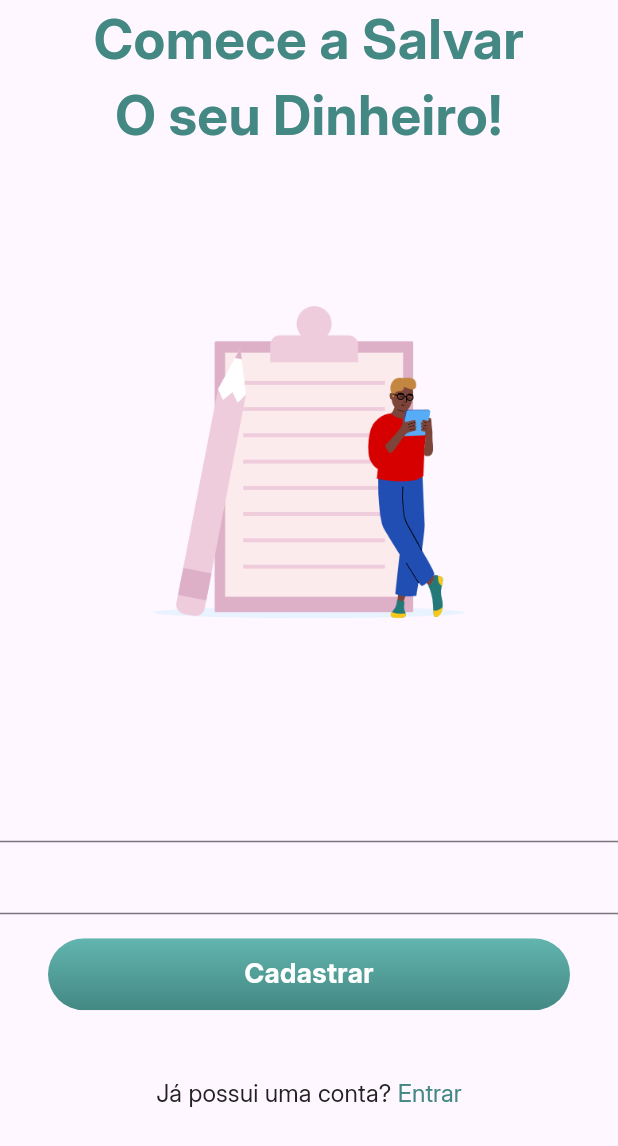
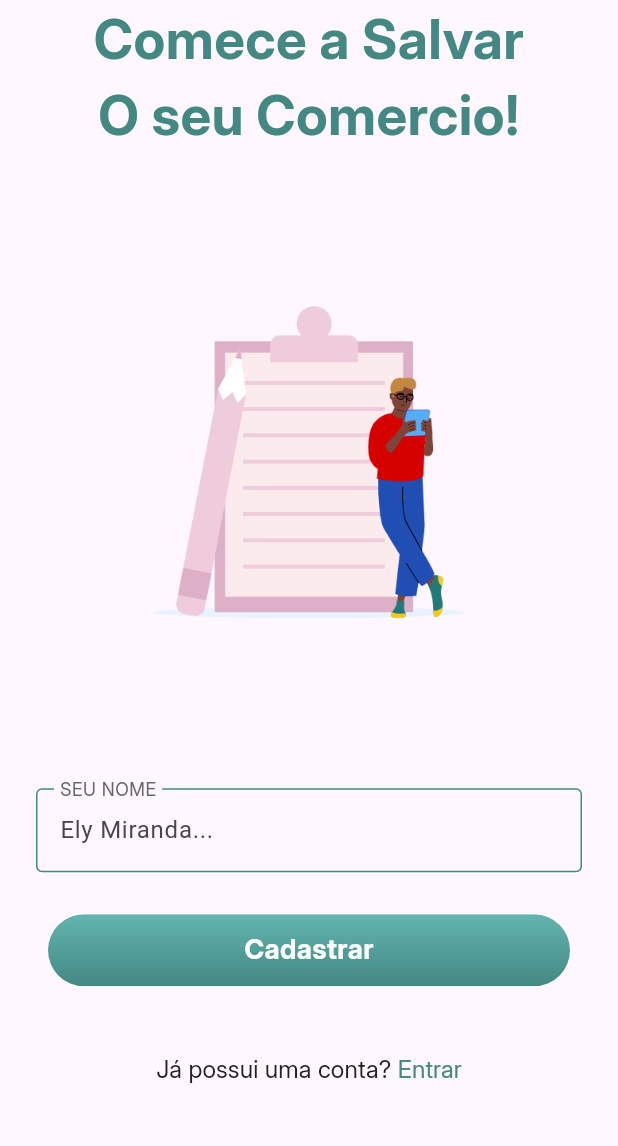
Before and after one commit to arkantos603/StartComm, a Flutter app: the screen it shows after launch, on a phone screen of 412 x 824 dp. Shown: the top 1146 px of the screen. Run offline on Flutter 3.47's test engine with Material 3 defaults, Android fonts, the phone set to English and light mode, and no system bars.

Commit message:
custon text widgets

```diff
--- /dev/null
+++ b/lib/common/widgets/custon_text_widgets.dart
@@ -0,0 +1,73 @@
+import 'package:flutter/material.dart';
+import 'package:startcomm/common/constants/app_colors.dart';
+import 'package:startcomm/common/constants/app_texts.dart';
+
+class CustonTextFormField extends StatefulWidget {
+  final EdgeInsetsGeometry? padding;
+  final String? hintText;
+  final String? labelText;
+  final TextEditingController? controller;
+  final TextCapitalization? textCapitalization;
+  final TextInputType? keyboardType;
+  final int? maxLength;
+  final TextInputAction? textInputAction;
+  const CustonTextFormField({
+    super.key,
+    this.padding,
+    this.hintText,
+    this.labelText,
+    this.controller,
+    this.textCapitalization,
+    this.keyboardType,
+    this.maxLength,
+    this.textInputAction,
+  });
+
+  @override
+  State<CustonTextFormField> createState() => _CustonTextFormField();
+}
+
+class _CustonTextFormField extends State<CustonTextFormField> {
+  final defaultBorder = const OutlineInputBorder(
+    borderSide: BorderSide(
+      color: AppColors.luzverde2,
+    ),
+  );
+
+  @override
+  Widget build(BuildContext context) {
+    return Padding(
+      padding: widget.padding ?? const EdgeInsets.symmetric(
+        horizontal: 24.0,
+        vertical: 12.0,
+      ),
+      child: TextFormField(
+        textInputAction: widget.textInputAction,
+        maxLength: widget.maxLength,
+        keyboardType: widget.keyboardType,
+        controller: widget.controller,
+        textCapitalization:
+          widget.textCapitalization ?? TextCapitalization.none,
+        decoration: InputDecoration(
+          hintText: widget.hintText,
+          floatingLabelBehavior: FloatingLabelBehavior.always,
+          labelText: widget.labelText?.toUpperCase(),
+          labelStyle: AppTextsStyles.smallText.copyWith(
+            color: AppColors.grey,
+          ),
+          focusedBorder: defaultBorder,
+          errorBorder: defaultBorder.copyWith(
+            borderSide: const BorderSide(
+              color: Colors.red),
+          ),
+          focusedErrorBorder: defaultBorder.copyWith(
+            borderSide: const BorderSide(
+              color: Colors.red),
+          ),
+          enabledBorder: defaultBorder,
+          disabledBorder: defaultBorder,
+        ),
+      ),
+    );
+  }
+}
--- a/lib/features/sign_up/sign_up_page.dart
+++ b/lib/features/sign_up/sign_up_page.dart
@@ -2,6 +2,7 @@ import 'dart:developer';
 import 'package:flutter/material.dart';
 import 'package:startcomm/common/constants/app_colors.dart';
 import 'package:startcomm/common/constants/app_texts.dart';
+import 'package:startcomm/common/widgets/custon_text_widgets.dart';
 import 'package:startcomm/common/widgets/multi_text_button.dart';
 import 'package:startcomm/common/widgets/secondary_button.dart';
 
@@ -21,7 +22,7 @@ class SignUpPage extends StatelessWidget {
             ),
           ),
           Text(
-            'O seu Dinheiro!',
+            'O seu Comercio!',
             textAlign: TextAlign.center,
             style: AppTextsStyles.mediumText36.copyWith(
               color: AppColors.luzverde2,
@@ -34,8 +35,15 @@ class SignUpPage extends StatelessWidget {
               fit: BoxFit.contain,
             ),
           ),
-          TextFormField(),
-          const TextField(),
+          Form(
+            child: Column(
+              children: const [
+                CustonTextFormField(
+                  labelText: 'Seu Nome',
+                  hintText: 'Ely Miranda...',
+                ),
+              ],
+            )),
           Padding(
             padding: const EdgeInsets.symmetric(
               horizontal: 32.0,
--- /dev/null
+++ b/lib/themes/default_theme.dart
@@ -0,0 +1,11 @@
+import 'package:flutter/material.dart';
+
+final defaultTheme = ThemeData(
+  inputDecorationTheme: const InputDecorationTheme(
+    focusedBorder: OutlineInputBorder(
+      borderSide: BorderSide(
+        color: Colors.green,
+      ),
+    ),
+  ),
+);
```
